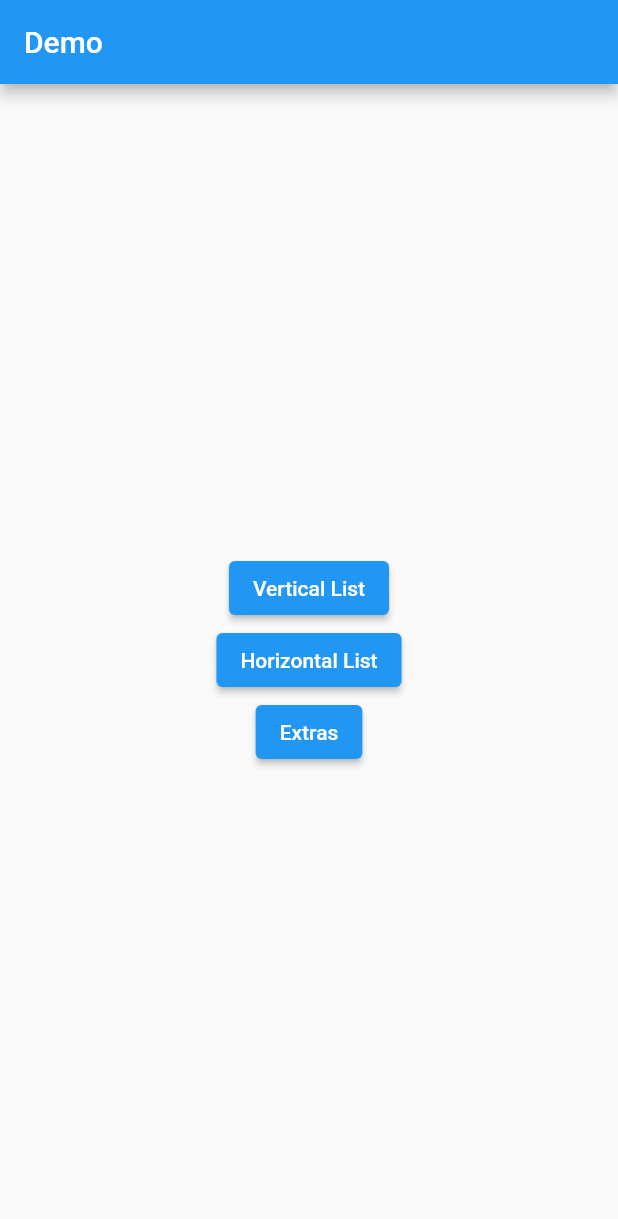
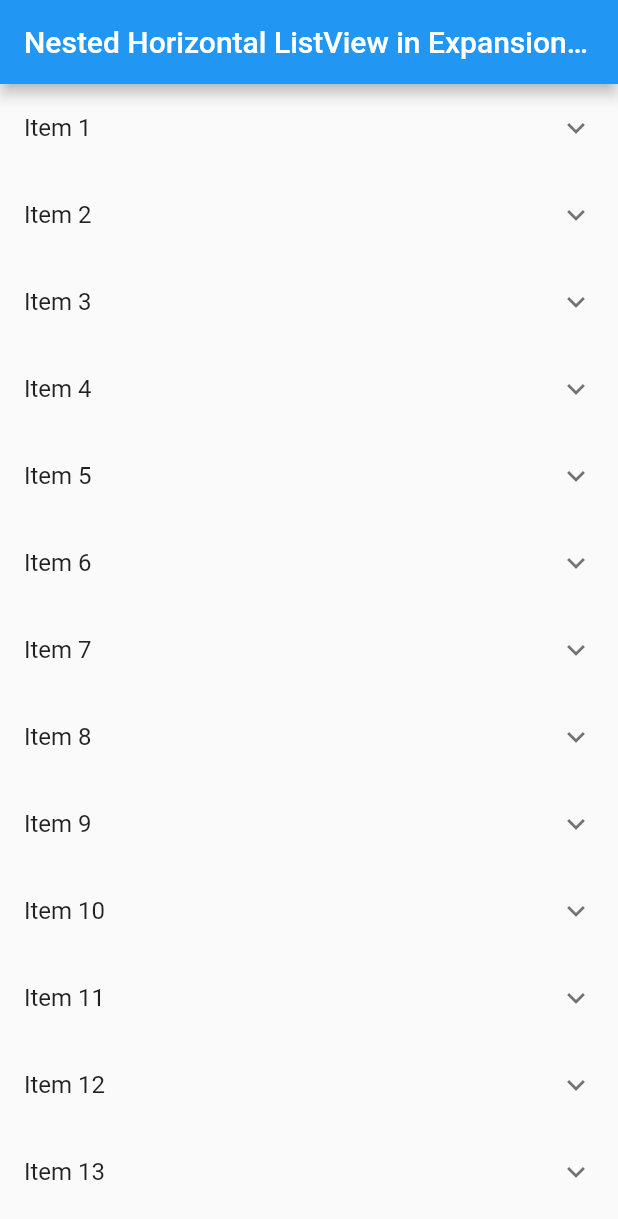
Before and after one commit to iamsuraj024/flutter_application, a Flutter app: the screen it shows after launch, after a tap on "Horizontal List", on a phone screen of 412 x 824 dp. Shown: the top 1219 px of the screen. Run offline on Flutter 3.47's test engine with Material 2 defaults, Android fonts, the phone set to English and light mode, and no system bars.

Commit message:
Horizontal List View

```diff
--- a/lib/home_screen.dart
+++ b/lib/home_screen.dart
@@ -21,7 +21,7 @@ class MyHomePage extends StatelessWidget {
               ),
               ElevatedButton(
                 onPressed: () {
-                  // Add your button 2 functionality here
+                  Navigator.pushNamed(context, '/third');
                 },
                 child: const Text('Horizontal List'),
               ),
--- a/lib/horizontal_list.dart
+++ b/lib/horizontal_list.dart
@@ -1,15 +1,53 @@
 import 'package:flutter/material.dart';
 
-class HorizontalList extends StatefulWidget {
-  const HorizontalList({Key? key}) : super(key: key);
+class MyHorizontalList extends StatefulWidget {
+  const MyHorizontalList({Key? key}) : super(key: key);
 
   @override
-  State<HorizontalList> createState() => _HorizontalListState();
+  State<MyHorizontalList> createState() => _MyHorizontalListState();
 }
 
-class _HorizontalListState extends State<HorizontalList> {
+class _MyHorizontalListState extends State<MyHorizontalList> {
+  List<int> numberList = List<int>.generate(30, ((index) => index + 1));
+  final List<String> expansionTitlesItem = ['A', 'B', 'C', 'D'];
+
   @override
   Widget build(BuildContext context) {
-    return Container();
+    return MaterialApp(
+      title: 'Nested Horizontal ListView in ExpansionTile',
+      home: Scaffold(
+        appBar: AppBar(
+          title: const Text('Nested Horizontal ListView in ExpansionTile'),
+        ),
+        body: ListView.builder(
+          itemCount: numberList.length,
+          itemBuilder: (BuildContext context, int index) {
+            return ExpansionTile(
+              title: Text('Item ${numberList[index]}'),
+              children: <Widget>[
+                Container(
+                  height: 200,
+                  child: ListView.builder(
+                    scrollDirection: Axis.horizontal,
+                    itemCount: expansionTitlesItem.length,
+                    itemBuilder: (BuildContext context, int subIndex) {
+                      return Container(
+                        width: 150,
+                        margin: EdgeInsets.all(8),
+                        color: Colors.blue,
+                        child: Center(
+                          child: Text(' ${expansionTitlesItem[subIndex]}',
+                              style: TextStyle(color: Colors.white)),
+                        ),
+                      );
+                    },
+                  ),
+                ),
+              ],
+            );
+          },
+        ),
+      ),
+    );
   }
 }
--- a/lib/main.dart
+++ b/lib/main.dart
@@ -2,6 +2,7 @@ import 'package:flutter/material.dart';
 import 'package:flutter_application/vertical_list.dart';
 
 import 'home_screen.dart';
+import 'horizontal_list.dart';
 
 void main() {
   runApp(MaterialApp(
@@ -9,6 +10,7 @@ void main() {
     routes: {
       '/': (BuildContext context) => const MyHomePage(),
       '/second': (BuildContext context) => const MyVerticalList(),
+      '/third': (BuildContext context) => const MyHorizontalList(),
     },
     initialRoute: '/',
   ));
```
